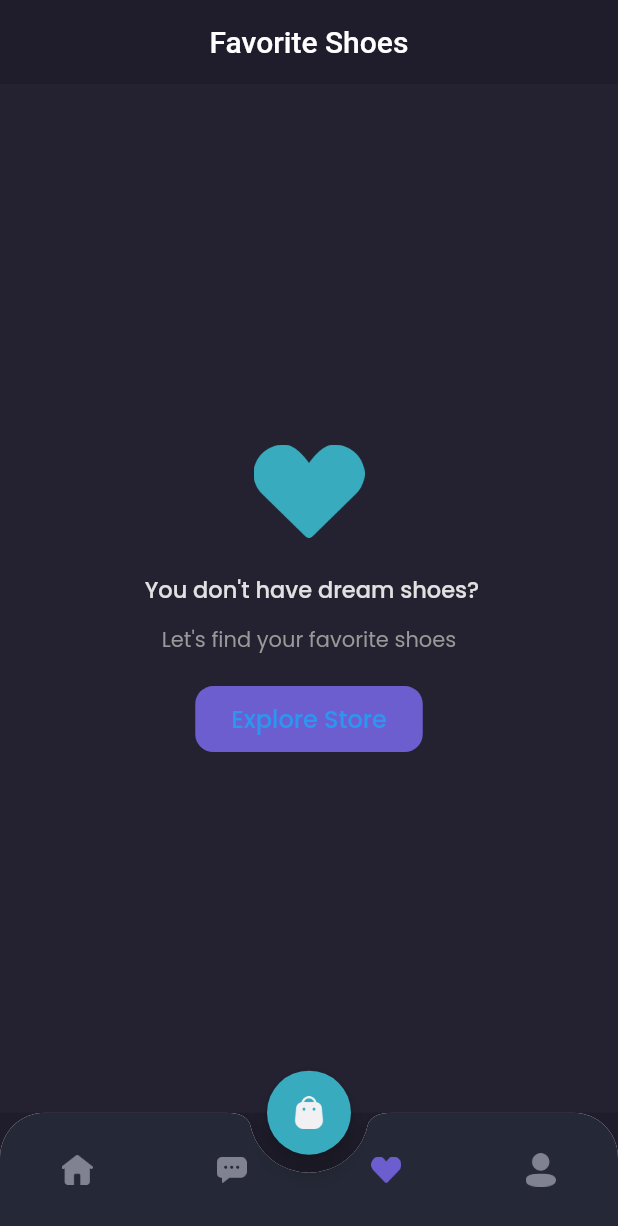
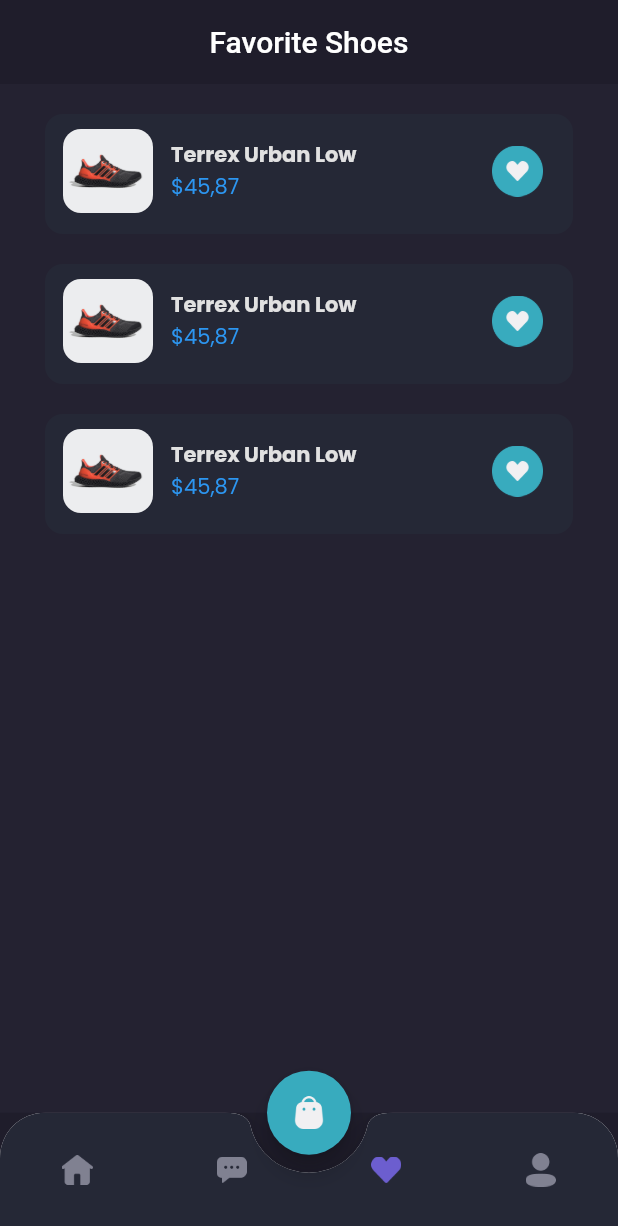
Before and after one commit to ahmadm712/Ecommerce-shamo, a Flutter app: the MainPage screen opened by its route, item 3 of the bottom bar chosen, on a phone screen of 412 x 824 dp. Shown: the top 1226 px of the screen. Run offline on Flutter 3.47's test engine with Material 2 defaults, Android fonts, the phone set to English and light mode, and no system bars; our stand-ins replace google_fonts.

Commit message:
menambahkan tampilan di wishlist page dan mengupdate tampilan profil_page v26

```diff
--- a/ecommerce_shamo/lib/pages/home/wish_list_page.dart
+++ b/ecommerce_shamo/lib/pages/home/wish_list_page.dart
@@ -1,4 +1,5 @@
 import 'package:ecommerce_shamo/style/style.dart';
+import 'package:ecommerce_shamo/widgets/wishlist_card.dart';
 import 'package:flutter/material.dart';
 
 class WishlistPage extends StatelessWidget {
@@ -62,8 +63,23 @@
       ));
     }
 
+    Widget content() {
+      return Expanded(
+          child: Container(
+        color: colorBg3,
+        child: ListView(
+          padding: EdgeInsets.symmetric(horizontal: defaultMargin),
+          children: [WishListCard(), WishListCard(), WishListCard()],
+        ),
+      ));
+    }
+
     return Column(
-      children: [header(), emptyWishlist()],
+      children: [
+        header(),
+        //  emptyWishlist(),
+        content(),
+      ],
     );
   }
 }
--- /dev/null
+++ b/ecommerce_shamo/lib/widgets/wishlist_card.dart
@@ -0,0 +1,49 @@
+import 'package:flutter/material.dart';
+import 'package:ecommerce_shamo/style/style.dart';
+
+class WishListCard extends StatelessWidget {
+  @override
+  Widget build(BuildContext context) {
+    return Container(
+      margin: EdgeInsets.only(top: 20),
+      padding: EdgeInsets.only(top: 10, left: 12, bottom: 14, right: 20),
+      decoration: BoxDecoration(
+          borderRadius: BorderRadius.circular(12), color: backgroundColor4),
+      child: Row(
+        children: [
+          ClipRRect(
+            borderRadius: BorderRadius.circular(12),
+            child: Image.asset(
+              'assets/image_shoes.png',
+              width: 60,
+            ),
+          ),
+          SizedBox(
+            width: 12,
+          ),
+          Expanded(
+            child: Column(
+              crossAxisAlignment: CrossAxisAlignment.start,
+              children: [
+                Text(
+                  'Terrex Urban Low',
+                  style: primaryTextStyle.copyWith(
+                    fontWeight: bold,
+                  ),
+                ),
+                Text(
+                  '\$45,87',
+                  style: priceTextStyle,
+                )
+              ],
+            ),
+          ),
+          Image.asset(
+            'assets/button_wishlist_blue.png',
+            width: 34,
+          )
+        ],
+      ),
+    );
+  }
+}
```
Also changed, not shown: ecommerce_shamo/lib/pages/home/profil_page.dart (+49 -5 lines), ecommerce_shamo/pubspec.lock.
